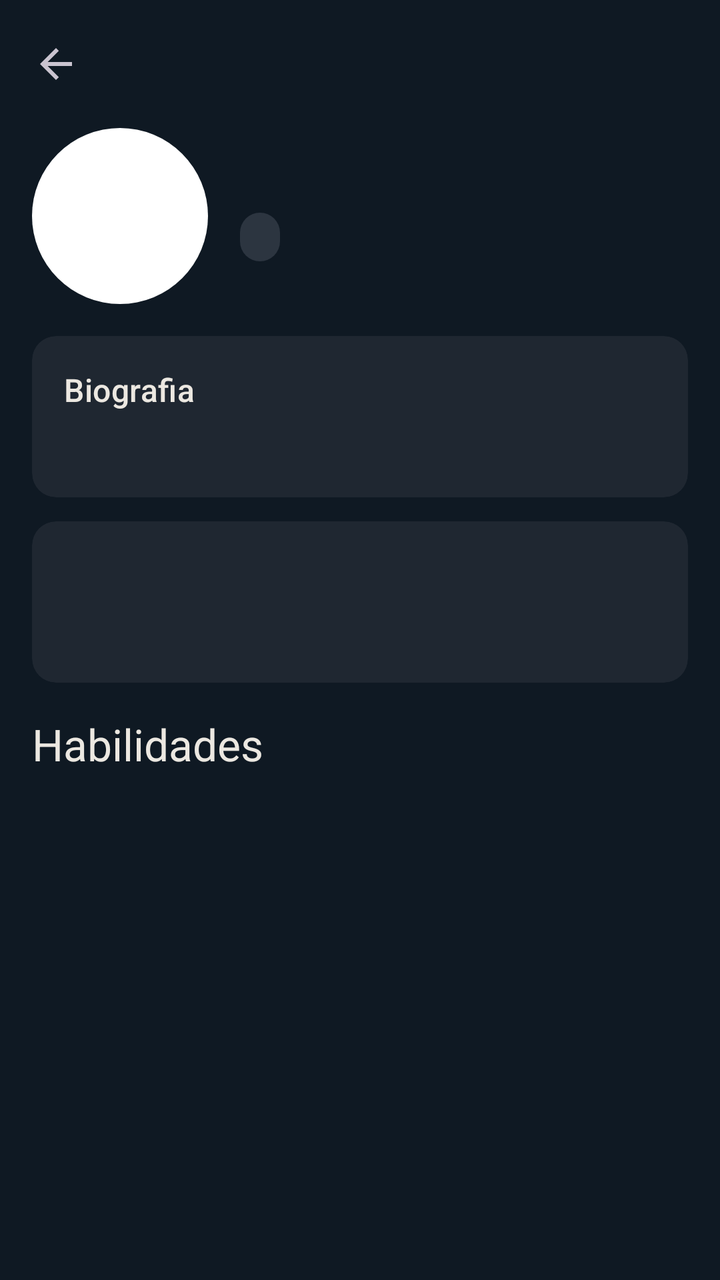
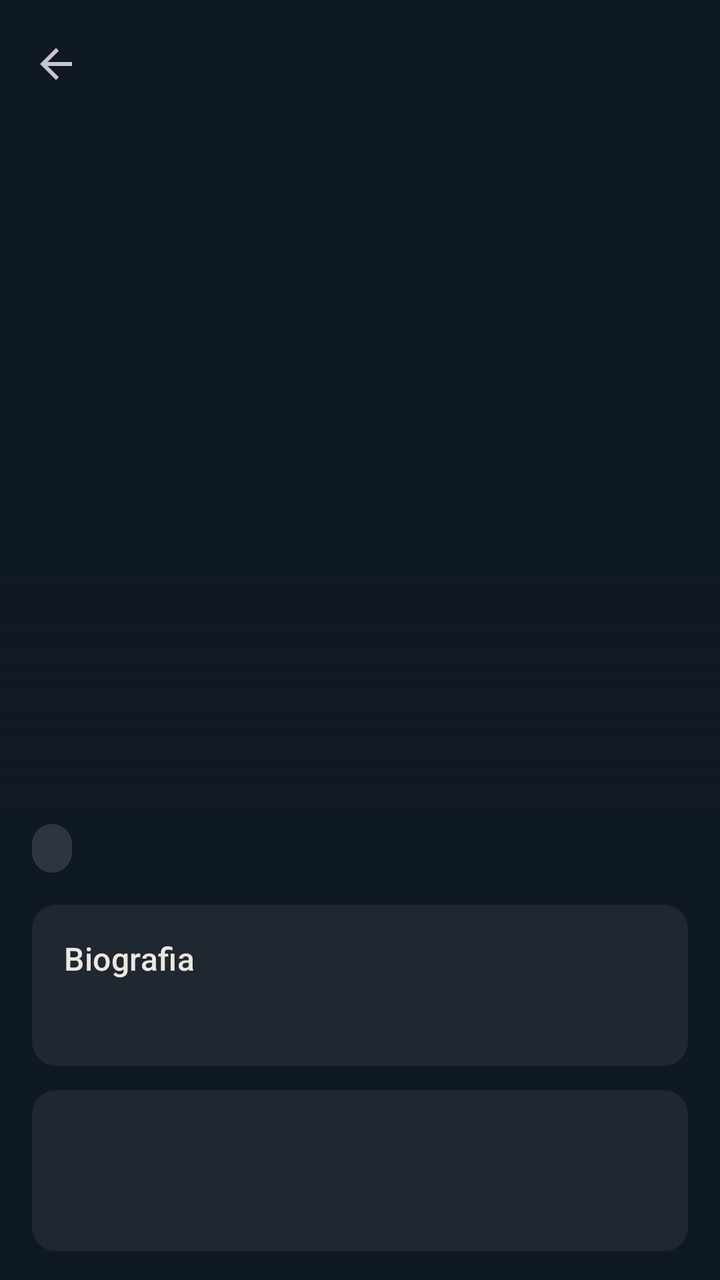

Before-and-after screenshots of an Android layout around one commit, followed by the original layout XML and the change that was made.
<!-- AndroidManifest.xml: application theme Theme.ValorantAgents -->
<!-- res/layout/activity_agent_detail.xml -->
<?xml version="1.0" encoding="utf-8"?>
<LinearLayout xmlns:android="http://schemas.android.com/apk/res/android"
    xmlns:app="http://schemas.android.com/apk/res-auto"
    xmlns:tools="http://schemas.android.com/tools"
    android:id="@+id/main"
    android:layout_width="match_parent"
    android:layout_height="match_parent"
    android:background="?android:attr/colorBackground"
    android:orientation="vertical"
    tools:context=".views.detail.AgentDetailActivity">

    <com.google.android.material.appbar.MaterialToolbar
        android:id="@+id/toolbar"
        android:layout_width="match_parent"
        android:layout_height="?attr/actionBarSize"
        app:navigationContentDescription="@string/back"
        app:navigationIcon="@drawable/ic_arrow_back" />

    <androidx.core.widget.NestedScrollView
        android:layout_width="match_parent"
        android:layout_height="0dp"
        android:layout_weight="1">

        <LinearLayout
            android:layout_width="match_parent"
            android:layout_height="wrap_content"
            android:orientation="vertical"
            android:paddingHorizontal="@dimen/screen_padding"
            android:paddingBottom="@dimen/screen_padding">

            <LinearLayout
                android:layout_width="match_parent"
                android:layout_height="wrap_content"
                android:gravity="center_vertical"
                android:orientation="horizontal">

                <include
                    android:id="@+id/avatar"
                    layout="@layout/view_agent_avatar"
                    android:layout_width="@dimen/avatar_size_large"
                    android:layout_height="@dimen/avatar_size_large" />

                <LinearLayout
                    android:layout_width="0dp"
                    android:layout_height="wrap_content"
                    android:layout_marginStart="@dimen/screen_padding"
                    android:layout_weight="1"
                    android:orientation="vertical">

                    <TextView
                        android:id="@+id/agentName"
                        android:layout_width="match_parent"
                        android:layout_height="wrap_content"
                        android:textAppearance="?attr/textAppearanceHeadlineMedium"
                        android:textColor="?attr/colorOnBackground" />

                    <include
                        android:id="@+id/roleBadge"
                        layout="@layout/view_badge"
                        android:layout_width="wrap_content"
                        android:layout_height="wrap_content"
                        android:layout_marginTop="4dp" />

                    <TextView
                        android:id="@+id/developerName"
                        android:layout_width="match_parent"
                        android:layout_height="wrap_content"
                        android:layout_marginTop="4dp"
                        android:textAppearance="?attr/textAppearanceBodySmall"
                        android:textColor="?attr/colorOnSurfaceVariant" />
                </LinearLayout>
            </LinearLayout>

            <HorizontalScrollView
                android:id="@+id/tagsScroll"
                android:layout_width="match_parent"
                android:layout_height="wrap_content"
                android:layout_marginTop="@dimen/spacing_medium"
                android:scrollbars="none"
                android:visibility="gone">

                <LinearLayout
                    android:id="@+id/tagsRow"
                    android:layout_width="wrap_content"
                    android:layout_height="wrap_content"
                    android:orientation="horizontal" />
            </HorizontalScrollView>

            <com.google.android.material.card.MaterialCardView
                style="@style/Widget.Material3.CardView.Filled"
                android:layout_width="match_parent"
                android:layout_height="wrap_content"
                android:layout_marginTop="@dimen/screen_padding"
                app:cardBackgroundColor="?attr/colorSurfaceContainer">

                <LinearLayout
                    android:layout_width="match_parent"
                    android:layout_height="wrap_content"
                    android:orientation="vertical"
                    android:padding="@dimen/screen_padding">

                    <TextView
                        android:layout_width="match_parent"
                        android:layout_height="wrap_content"
                        android:text="@string/biography"
                        android:textAppearance="?attr/textAppearanceTitleMedium"
                        android:textColor="?attr/colorOnSurface" />

                    <TextView
                        android:id="@+id/description"
                        android:layout_width="match_parent"
                        android:layout_height="wrap_content"
                        android:layout_marginTop="@dimen/spacing_small"
                        android:textAppearance="?attr/textAppearanceBodyMedium"
                        android:textColor="?attr/colorOnSurface" />
                </LinearLayout>
            </com.google.android.material.card.MaterialCardView>

            <com.google.android.material.card.MaterialCardView
                android:id="@+id/roleCard"
                style="@style/Widget.Material3.CardView.Filled"
                android:layout_width="match_parent"
                android:layout_height="wrap_content"
                android:layout_marginTop="@dimen/spacing_medium"
                app:cardBackgroundColor="?attr/colorSurfaceContainer">

                <LinearLayout
                    android:layout_width="match_parent"
                    android:layout_height="wrap_content"
                    android:orientation="vertical"
                    android:padding="@dimen/screen_padding">

                    <TextView
                        android:id="@+id/roleTitle"
                        android:layout_width="match_parent"
                        android:layout_height="wrap_content"
                        android:textAppearance="?attr/textAppearanceTitleMedium"
                        android:textColor="?attr/colorOnSurface" />

                    <TextView
                        android:id="@+id/roleDescription"
                        android:layout_width="match_parent"
                        android:layout_height="wrap_content"
                        android:layout_marginTop="@dimen/spacing_small"
                        android:textAppearance="?attr/textAppearanceBodyMedium"
                        android:textColor="?attr/colorOnSurface" />
                </LinearLayout>
            </com.google.android.material.card.MaterialCardView>

            <TextView
                android:layout_width="match_parent"
                android:layout_height="wrap_content"
                android:layout_marginTop="@dimen/screen_padding"
                android:text="@string/abilities_section"
                android:textAppearance="?attr/textAppearanceTitleLarge"
                android:textColor="?attr/colorOnBackground" />

            <androidx.fragment.app.FragmentContainerView
                android:id="@+id/abilitiesContainer"
                android:layout_width="match_parent"
                android:layout_height="wrap_content"
                android:layout_marginTop="@dimen/spacing_small" />
        </LinearLayout>
    </androidx.core.widget.NestedScrollView>
</LinearLayout>
<!-- res/layout/view_agent_avatar.xml (included above) -->
<?xml version="1.0" encoding="utf-8"?>
<FrameLayout xmlns:android="http://schemas.android.com/apk/res/android"
    android:layout_width="@dimen/avatar_size_small"
    android:layout_height="@dimen/avatar_size_small"
    android:background="@drawable/bg_avatar">

    <TextView
        android:id="@+id/avatarInitial"
        android:layout_width="wrap_content"
        android:layout_height="wrap_content"
        android:layout_gravity="center"
        android:textAppearance="?attr/textAppearanceTitleLarge"
        android:textStyle="bold" />
</FrameLayout>
<!-- res/layout/view_badge.xml (included above) -->
<?xml version="1.0" encoding="utf-8"?>
<TextView xmlns:android="http://schemas.android.com/apk/res/android"
    android:layout_width="wrap_content"
    android:layout_height="wrap_content"
    android:background="@drawable/bg_badge"
    android:paddingHorizontal="10dp"
    android:paddingVertical="4dp"
    android:textAppearance="?attr/textAppearanceLabelMedium"
    android:textColor="?attr/colorOnSurface" />
<!-- resources referenced by this layout -->
<resources>
  <dimen name="avatar_size_large">88dp</dimen>
  <dimen name="avatar_size_small">56dp</dimen>
  <dimen name="screen_padding">16dp</dimen>
  <dimen name="spacing_medium">12dp</dimen>
  <dimen name="spacing_small">8dp</dimen>
  <!-- drawable bg_avatar (drawable) -->
  <?xml version="1.0" encoding="utf-8"?>
  <shape xmlns:android="http://schemas.android.com/apk/res/android"
      android:shape="oval">
      <solid android:color="@color/white" />
  </shape>
  <!-- drawable bg_badge (drawable) -->
  <?xml version="1.0" encoding="utf-8"?>
  <shape xmlns:android="http://schemas.android.com/apk/res/android"
      android:shape="rectangle">
      <solid android:color="@color/valorant_surface_variant" />
      <corners android:radius="12dp" />
  </shape>
  <!-- drawable ic_arrow_back (drawable) -->
  <vector xmlns:android="http://schemas.android.com/apk/res/android"
      android:width="24dp"
      android:height="24dp"
      android:autoMirrored="true"
      android:tint="?attr/colorControlNormal"
      android:viewportWidth="24"
      android:viewportHeight="24">
      <path
          android:fillColor="@android:color/white"
          android:pathData="M20,11H7.83l5.59,-5.59L12,4l-8,8 8,8 1.41,-1.41L7.83,13H20v-2z" />
  </vector>
  <string name="abilities_section">Habilidades</string>
  <string name="back">Voltar</string>
  <string name="biography">Biografia</string>
  <style name="Theme.ValorantAgents" parent="Base.Theme.ValorantAgents" />
  <color name="white">#FFFFFFFF</color>
  <color name="valorant_surface_variant">#2C3540</color>
  <style name="Base.Theme.ValorantAgents" parent="Theme.Material3.Dark.NoActionBar">
          <item name="colorPrimary">@color/valorant_red</item>
          <item name="colorOnPrimary">@color/valorant_navy</item>
          <item name="colorPrimaryContainer">@color/valorant_surface_variant</item>
          <item name="colorOnPrimaryContainer">@color/valorant_off_white</item>
          <item name="colorSecondaryContainer">@color/valorant_surface_variant</item>
          <item name="colorOnSecondaryContainer">@color/valorant_off_white</item>
          <item name="android:colorBackground">@color/valorant_navy</item>
          <item name="colorOnBackground">@color/valorant_off_white</item>
          <item name="colorSurface">@color/valorant_navy</item>
          <item name="colorSurfaceContainerHighest">@color/valorant_surface_variant</item>
          <item name="colorSurfaceContainerHigh">@color/valorant_surface</item>
          <item name="colorSurfaceContainer">@color/valorant_surface</item>
          <item name="colorOnSurface">@color/valorant_off_white</item>
          <item name="colorOnSurfaceVariant">@color/valorant_muted</item>
          <item name="colorOutline">@color/valorant_outline</item>
      </style>
  <color name="valorant_red">#FF4655</color>
  <color name="valorant_navy">#0F1923</color>
  <color name="valorant_off_white">#ECE8E1</color>
  <color name="valorant_surface">#1F2731</color>
  <color name="valorant_muted">#B7BEC6</color>
  <color name="valorant_outline">#5B6670</color>
</resources>

<!-- the commit's change to res/layout/activity_agent_detail.xml (unified diff, before → after) -->
@@ -2,7 +2,6 @@
 <LinearLayout xmlns:android="http://schemas.android.com/apk/res/android"
     xmlns:app="http://schemas.android.com/apk/res-auto"
     xmlns:tools="http://schemas.android.com/tools"
-    android:id="@+id/main"
     android:layout_width="match_parent"
     android:layout_height="match_parent"
     android:background="?android:attr/colorBackground"
@@ -25,147 +24,180 @@
             android:layout_width="match_parent"
             android:layout_height="wrap_content"
             android:orientation="vertical"
-            android:paddingHorizontal="@dimen/screen_padding"
             android:paddingBottom="@dimen/screen_padding">
 
-            <LinearLayout
+            <FrameLayout
+                android:id="@+id/header"
                 android:layout_width="match_parent"
-                android:layout_height="wrap_content"
-                android:gravity="center_vertical"
-                android:orientation="horizontal">
+                android:layout_height="@dimen/portrait_height">
+
+                <ImageView
+                    android:id="@+id/headerBackground"
+                    android:layout_width="match_parent"
+                    android:layout_height="match_parent"
+                    android:alpha="0.55"
+                    android:importantForAccessibility="no"
+                    android:scaleType="centerCrop" />
+
+                <ImageView
+                    android:id="@+id/portrait"
+                    android:layout_width="match_parent"
+                    android:layout_height="match_parent"
+                    android:importantForAccessibility="no"
+                    android:scaleType="fitCenter" />
 
                 <include
                     android:id="@+id/avatar"
                     layout="@layout/view_agent_avatar"
                     android:layout_width="@dimen/avatar_size_large"
-                    android:layout_height="@dimen/avatar_size_large" />
-
-                <LinearLayout
-                    android:layout_width="0dp"
-                    android:layout_height="wrap_content"
-                    android:layout_marginStart="@dimen/screen_padding"
-                    android:layout_weight="1"
-                    android:orientation="vertical">
-
-                    <TextView
-                        android:id="@+id/agentName"
+                    android:layout_height="@dimen/avatar_size_large"
+                    android:layout_gravity="center"
+                    android:visibility="gone" />
+
+                <View
+                    android:layout_width="match_parent"
+                    android:layout_height="@dimen/portrait_fade_height"
+                    android:layout_gravity="bottom"
+                    android:background="@drawable/bg_header_fade" />
+
+                <TextView
+                    android:id="@+id/agentName"
+                    android:layout_width="match_parent"
+                    android:layout_height="wrap_content"
+                    android:layout_gravity="bottom"
+                    android:paddingHorizontal="@dimen/screen_padding"
+                    android:textAllCaps="true"
+                    android:textAppearance="?attr/textAppearanceDisplaySmall"
+                    android:textColor="?attr/colorOnBackground"
+                    android:textStyle="bold" />
+            </FrameLayout>
+
+            <LinearLayout
+                android:layout_width="match_parent"
+                android:layout_height="wrap_content"
+                android:layout_marginTop="@dimen/spacing_small"
+                android:gravity="center_vertical"
+                android:orientation="horizontal"
+                android:paddingHorizontal="@dimen/screen_padding">
+
+                <include
+                    android:id="@+id/roleBadge"
+                    layout="@layout/view_badge"
+                    android:layout_width="wrap_content"
+                    android:layout_height="wrap_content" />
+
+                <TextView
+                    android:id="@+id/realName"
+                    android:layout_width="wrap_content"
+                    android:layout_height="wrap_content"
+                    android:layout_marginStart="@dimen/spacing_medium"
+                    android:textAppearance="?attr/textAppearanceBodySmall"
+                    android:textColor="?attr/colorOnSurfaceVariant" />
+            </LinearLayout>
+
+            <LinearLayout
+                android:layout_width="match_parent"
+                android:layout_height="wrap_content"
+                android:orientation="vertical"
+                android:paddingHorizontal="@dimen/screen_padding">
+
+                <HorizontalScrollView
+                    android:id="@+id/tagsScroll"
+                    android:layout_width="match_parent"
+                    android:layout_height="wrap_content"
+                    android:layout_marginTop="@dimen/spacing_medium"
+                    android:scrollbars="none"
+                    android:visibility="gone">
+
+                    <LinearLayout
+                        android:id="@+id/tagsRow"
+                        android:layout_width="wrap_content"
+                        android:layout_height="wrap_content"
+                        android:orientation="horizontal" />
+                </HorizontalScrollView>
+
+                <com.google.android.material.card.MaterialCardView
+                    style="@style/Widget.Material3.CardView.Filled"
+                    android:layout_width="match_parent"
+                    android:layout_height="wrap_content"
+                    android:layout_marginTop="@dimen/screen_padding"
+                    app:cardBackgroundColor="?attr/colorSurfaceContainer">
+
+                    <LinearLayout
                         android:layout_width="match_parent"
                         android:layout_height="wrap_content"
-                        android:textAppearance="?attr/textAppearanceHeadlineMedium"
-                        android:textColor="?attr/colorOnBackground" />
-
-                    <include
-                        android:id="@+id/roleBadge"
-                        layout="@layout/view_badge"
-                        android:layout_width="wrap_content"
-                        android:layout_height="wrap_content"
-                        android:layout_marginTop="4dp" />
-
-                    <TextView
-                        android:id="@+id/developerName"
+                        android:orientation="vertical"
+                        android:padding="@dimen/screen_padding">
+
+                        <TextView
+                            android:layout_width="match_parent"
+                            android:layout_height="wrap_content"
+                            android:text="@string/biography"
+                            android:textAppearance="?attr/textAppearanceTitleMedium"
+                            android:textColor="?attr/colorOnSurface" />
+
+                        <TextView
+                            android:id="@+id/description"
+                            android:layout_width="match_parent"
+                            android:layout_height="wrap_content"
+                            android:layout_marginTop="@dimen/spacing_small"
+                            android:textAppearance="?attr/textAppearanceBodyMedium"
+                            android:textColor="?attr/colorOnSurface" />
+                    </LinearLayout>
+                </com.google.android.material.card.MaterialCardView>
+
+                <com.google.android.material.card.MaterialCardView
+                    android:id="@+id/roleCard"
+                    style="@style/Widget.Material3.CardView.Filled"
+                    android:layout_width="match_parent"
+                    android:layout_height="wrap_content"
+                    android:layout_marginTop="@dimen/spacing_medium"
+                    app:cardBackgroundColor="?attr/colorSurfaceContainer">
+
+                    <LinearLayout
                         android:layout_width="match_parent"
                         android:layout_height="wrap_content"
-                        android:layout_marginTop="4dp"
-                        android:textAppearance="?attr/textAppearanceBodySmall"
-                        android:textColor="?attr/colorOnSurfaceVariant" />
-                </LinearLayout>
+                        android:orientation="vertical"
+                        android:padding="@dimen/screen_padding">
+
+                        <TextView
+                            android:id="@+id/roleTitle"
+                            android:layout_width="match_parent"
+                            android:layout_height="wrap_content"
+                            android:textAppearance="?attr/textAppearanceTitleMedium"
+                            android:textColor="?attr/colorOnSurface" />
+
+                        <TextView
+                            android:id="@+id/roleDescription"
+                            android:layout_width="match_parent"
+                            android:layout_height="wrap_content"
+                            android:layout_marginTop="@dimen/spacing_small"
+                            android:textAppearance="?attr/textAppearanceBodyMedium"
+                            android:textColor="?attr/colorOnSurface" />
+                    </LinearLayout>
+                </com.google.android.material.card.MaterialCardView>
+
+                <TextView
+                    android:layout_width="match_parent"
+                    android:layout_height="wrap_content"
+                    android:layout_marginTop="@dimen/screen_padding"
+                    android:text="@string/abilities_section"
+                    android:textAppearance="?attr/textAppearanceTitleLarge"
+                    android:textColor="?attr/colorOnBackground" />
+
+                <androidx.fragment.app.FragmentContainerView
+                    android:id="@+id/abilitiesContainer"
+                    android:layout_width="match_parent"
+                    android:layout_height="wrap_content"
+                    android:layout_marginTop="@dimen/spacing_small" />
             </LinearLayout>
-
-            <HorizontalScrollView
-                android:id="@+id/tagsScroll"
-                android:layout_width="match_parent"
-                android:layout_height="wrap_content"
-                android:layout_marginTop="@dimen/spacing_medium"
-                android:scrollbars="none"
-                android:visibility="gone">
-
-                <LinearLayout
-                    android:id="@+id/tagsRow"
-                    android:layout_width="wrap_content"
-                    android:layout_height="wrap_content"
-                    android:orientation="horizontal" />
-            </HorizontalScrollView>
-
-            <com.google.android.material.card.MaterialCardView
-                style="@style/Widget.Material3.CardView.Filled"
-                android:layout_width="match_parent"
-                android:layout_height="wrap_content"
-                android:layout_marginTop="@dimen/screen_padding"
-                app:cardBackgroundColor="?attr/colorSurfaceContainer">
-
-                <LinearLayout
-                    android:layout_width="match_parent"
-                    android:layout_height="wrap_content"
-                    android:orientation="vertical"
-                    android:padding="@dimen/screen_padding">
-
-                    <TextView
-                        android:layout_width="match_parent"
-                        android:layout_height="wrap_content"
-                        android:text="@string/biography"
-                        android:textAppearance="?attr/textAppearanceTitleMedium"
-                        android:textColor="?attr/colorOnSurface" />
-
-                    <TextView
-                        android:id="@+id/description"
-                        android:layout_width="match_parent"
-                        android:layout_height="wrap_content"
-                        android:layout_marginTop="@dimen/spacing_small"
-                        android:textAppearance="?attr/textAppearanceBodyMedium"
-                        android:textColor="?attr/colorOnSurface" />
-                </LinearLayout>
-            </com.google.android.material.card.MaterialCardView>
-
-            <com.google.android.material.card.MaterialCardView
-                android:id="@+id/roleCard"
-                style="@style/Widget.Material3.CardView.Filled"
-                android:layout_width="match_parent"
-                android:layout_height="wrap_content"
-                android:layout_marginTop="@dimen/spacing_medium"
-                app:cardBackgroundColor="?attr/colorSurfaceContainer">
-
-                <LinearLayout
-                    android:layout_width="match_parent"
-                    android:layout_height="wrap_content"
-                    android:orientation="vertical"
-                    android:padding="@dimen/screen_padding">
-
-                    <TextView
-                        android:id="@+id/roleTitle"
-                        android:layout_width="match_parent"
-                        android:layout_height="wrap_content"
-                        android:textAppearance="?attr/textAppearanceTitleMedium"
-                        android:textColor="?attr/colorOnSurface" />
-
-                    <TextView
-                        android:id="@+id/roleDescription"
-                        android:layout_width="match_parent"
-                        android:layout_height="wrap_content"
-                        android:layout_marginTop="@dimen/spacing_small"
-                        android:textAppearance="?attr/textAppearanceBodyMedium"
-                        android:textColor="?attr/colorOnSurface" />
-                </LinearLayout>
-            </com.google.android.material.card.MaterialCardView>
-
-            <TextView
-                android:layout_width="match_parent"
-                android:layout_height="wrap_content"
-                android:layout_marginTop="@dimen/screen_padding"
-                android:text="@string/abilities_section"
-                android:textAppearance="?attr/textAppearanceTitleLarge"
-                android:textColor="?attr/colorOnBackground" />
-
-            <androidx.fragment.app.FragmentContainerView
-                android:id="@+id/abilitiesContainer"
-                android:layout_width="match_parent"
-                android:layout_height="wrap_content"
-                android:layout_marginTop="@dimen/spacing_small" />
         </LinearLayout>
     </androidx.core.widget.NestedScrollView>
 </LinearLayout>
 <!-- res/layout/view_agent_avatar.xml (included above) -->
 <?xml version="1.0" encoding="utf-8"?>
 <FrameLayout xmlns:android="http://schemas.android.com/apk/res/android"
+    xmlns:app="http://schemas.android.com/apk/res-auto"
     android:layout_width="@dimen/avatar_size_small"
     android:layout_height="@dimen/avatar_size_small"
     android:background="@drawable/bg_avatar">
@@ -177,6 +209,15 @@
         android:layout_gravity="center"
         android:textAppearance="?attr/textAppearanceTitleLarge"
         android:textStyle="bold" />
+
+    <com.google.android.material.imageview.ShapeableImageView
+        android:id="@+id/avatarImage"
+        android:layout_width="match_parent"
+        android:layout_height="match_parent"
+        android:importantForAccessibility="no"
+        android:scaleType="centerCrop"
+        android:visibility="gone"
+        app:shapeAppearanceOverlay="@style/ShapeAppearance.ValorantAgents.Circle" />
 </FrameLayout>
 <!-- res/layout/view_badge.xml (included above) -->
 <?xml version="1.0" encoding="utf-8"?>
<!-- resource entries referenced after the edit -->
@@ -1,7 +1,9 @@
 <!-- resources referenced by this layout -->
 <resources>
-  <dimen name="avatar_size_large">88dp</dimen>
-  <dimen name="avatar_size_small">56dp</dimen>
+  <dimen name="avatar_size_large">120dp</dimen>
+  <dimen name="avatar_size_small">64dp</dimen>
+  <dimen name="portrait_fade_height">120dp</dimen>
+  <dimen name="portrait_height">340dp</dimen>
   <dimen name="screen_padding">16dp</dimen>
   <dimen name="spacing_medium">12dp</dimen>
   <dimen name="spacing_small">8dp</dimen>
@@ -18,6 +20,15 @@
       <solid android:color="@color/valorant_surface_variant" />
       <corners android:radius="12dp" />
   </shape>
+  <!-- drawable bg_header_fade (drawable) -->
+  <?xml version="1.0" encoding="utf-8"?>
+  <shape xmlns:android="http://schemas.android.com/apk/res/android"
+      android:shape="rectangle">
+      <gradient
+          android:angle="270"
+          android:endColor="@color/valorant_navy"
+          android:startColor="@android:color/transparent" />
+  </shape>
   <!-- drawable ic_arrow_back (drawable) -->
   <vector xmlns:android="http://schemas.android.com/apk/res/android"
       android:width="24dp"
@@ -33,6 +44,10 @@
   <string name="abilities_section">Habilidades</string>
   <string name="back">Voltar</string>
   <string name="biography">Biografia</string>
+  <style name="ShapeAppearance.ValorantAgents.Circle" parent="">
+          <item name="cornerFamily">rounded</item>
+          <item name="cornerSize">50%</item>
+      </style>
   <style name="Theme.ValorantAgents" parent="Base.Theme.ValorantAgents" />
   <color name="white">#FFFFFFFF</color>
   <color name="valorant_surface_variant">#2C3540</color>
